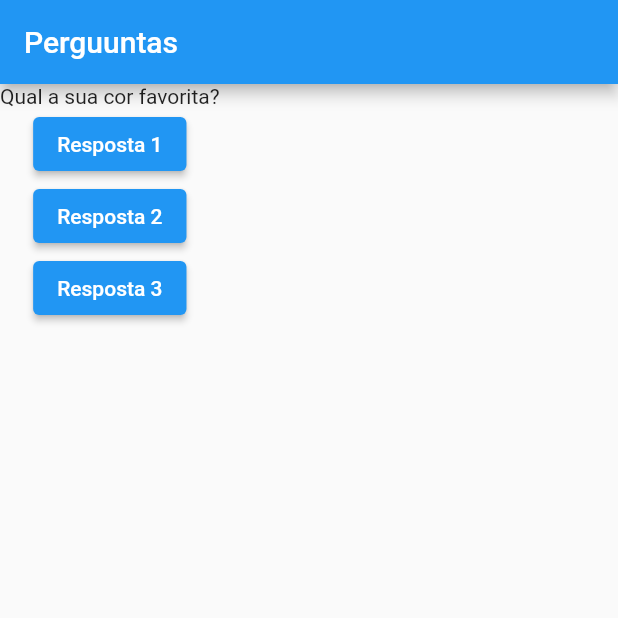
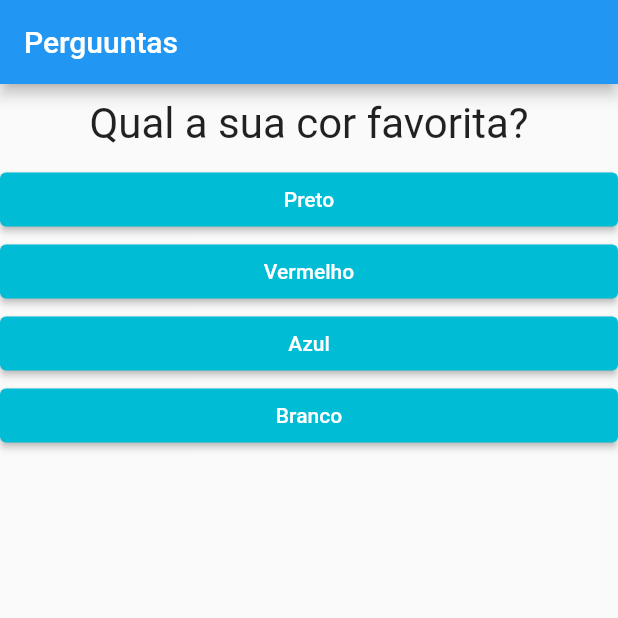
Before and after one commit to Mateusr337/simple-quizz, a Flutter app: the screen it shows after launch, on a phone screen of 412 x 824 dp, the top half of it. Run offline on Flutter 3.47's test engine with Material 2 defaults, Android fonts, the phone set to English and light mode, and no system bars.

Commit message:
feat: show answers

```diff
--- a/lib/main.dart
+++ b/lib/main.dart
@@ -1,54 +1,68 @@
 import 'package:flutter/material.dart';
+import 'questão.dart';
+import 'resposta.dart';
 
 main() {
-  runApp(PerguntaApp());
+  runApp(const PerguntaApp());
 }
 
 class _PerguntaAppState extends State<PerguntaApp> {
   var _perguntaSelecionada = 0;
 
+  final _perguntas = const [
+    {
+      'texto': "Qual a sua cor favorita?",
+      'respostas': ['Preto', 'Vermelho', 'Azul', 'Branco']
+    },
+    {
+      'texto': "Qual o seu animal favorito?",
+      'respostas': ['Coelho', 'cobra', 'Cachorro', 'Elefante']
+    },
+    {
+      'texto': "Qual seu escritor favorito?",
+      'respostas': ['Maria', 'João', 'Marcia', "Willian"]
+    }
+  ];
+
   void _responder() {
-    setState(() {
-      _perguntaSelecionada++;
-    });
-    print(_perguntaSelecionada);
+    if (temPerguntaSelecionada) {
+      setState(() {
+        _perguntaSelecionada++;
+      });
+    }
+  }
+
+  bool get temPerguntaSelecionada {
+    return _perguntaSelecionada < _perguntas.length;
   }
 
   @override
   Widget build(BuildContext context) {
-    final List<String> perguntas = [
-      "Qual a sua cor favorita?",
-      "Qual o seu animal favorito?",
-    ];
+    List<String> respostas = temPerguntaSelecionada
+        ? _perguntas[_perguntaSelecionada].cast()['respostas']
+        : [];
 
     return MaterialApp(
       home: Scaffold(
         appBar: AppBar(
           title: const Text("Perguuntas"),
         ),
-        body: Column(
-          children: <Widget>[
-            Text(perguntas[_perguntaSelecionada]),
-            ElevatedButton(
-              onPressed: _responder,
-              child: const Text('Resposta 1'),
-            ),
-            ElevatedButton(
-              onPressed: _responder,
-              child: const Text('Resposta 2'),
-            ),
-            ElevatedButton(
-              onPressed: _responder,
-              child: const Text('Resposta 3'),
-            ),
-          ],
-        ),
+        body: temPerguntaSelecionada
+            ? Column(
+                children: <Widget>[
+                  Questao(_perguntas[_perguntaSelecionada]['texto'].toString()),
+                  ...respostas.map((t) => Resposta(t, _responder)).toList(),
+                ],
+              )
+            : Column(),
       ),
     );
   }
 }
 
 class PerguntaApp extends StatefulWidget {
+  const PerguntaApp({super.key});
+
   @override
   _PerguntaAppState createState() {
     return _PerguntaAppState();
--- /dev/null
+++ b/lib/questão.dart
@@ -0,0 +1,20 @@
+import 'package:flutter/material.dart';
+
+class Questao extends StatelessWidget {
+  const Questao(this.texto, {super.key});
+
+  final String texto;
+
+  @override
+  Widget build(BuildContext context) {
+    return Container(
+      width: double.infinity,
+      margin: const EdgeInsets.all(10),
+      child: Text(
+        texto,
+        style: const TextStyle(fontSize: 28),
+        textAlign: TextAlign.center,
+      ),
+    );
+  }
+}
--- /dev/null
+++ b/lib/resposta.dart
@@ -0,0 +1,23 @@
+import 'package:flutter/material.dart';
+
+class Resposta extends StatelessWidget {
+  Resposta(this.texto, this.quandoSelecionado, {super.key});
+
+  final String texto;
+  final void Function() quandoSelecionado;
+
+  @override
+  Widget build(BuildContext context) {
+    return Container(
+      width: double.infinity,
+      child: ElevatedButton(
+        style: ElevatedButton.styleFrom(
+          foregroundColor: Colors.white,
+          backgroundColor: Colors.cyan,
+        ),
+        onPressed: quandoSelecionado,
+        child: Text(texto),
+      ),
+    );
+  }
+}
```
